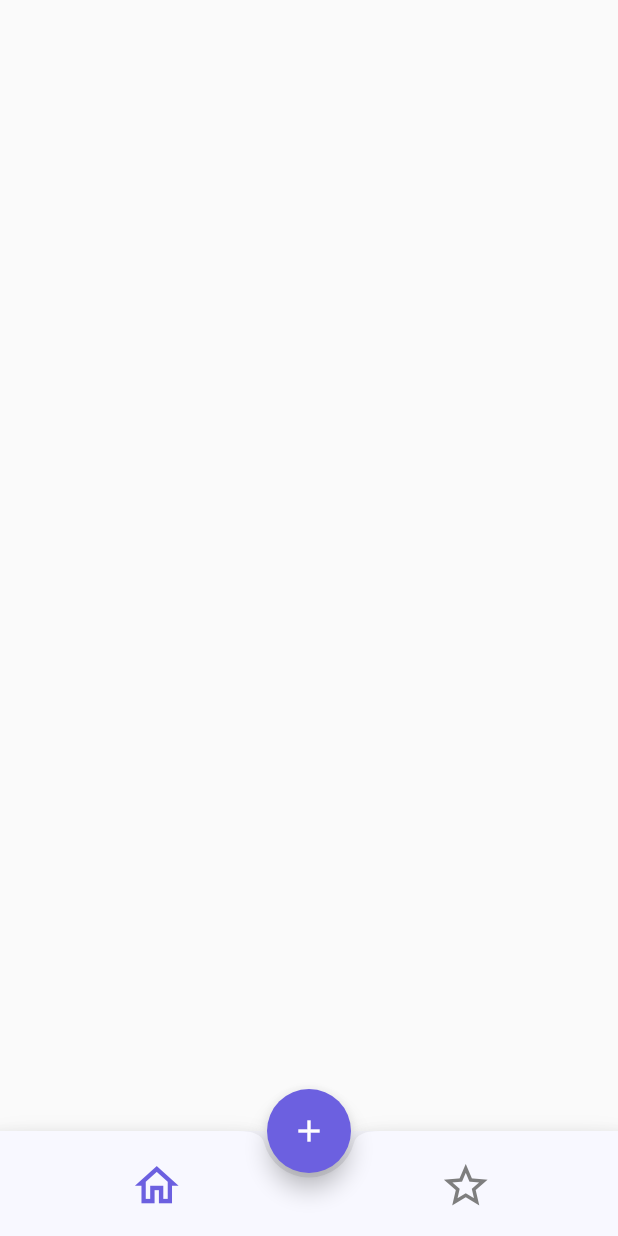
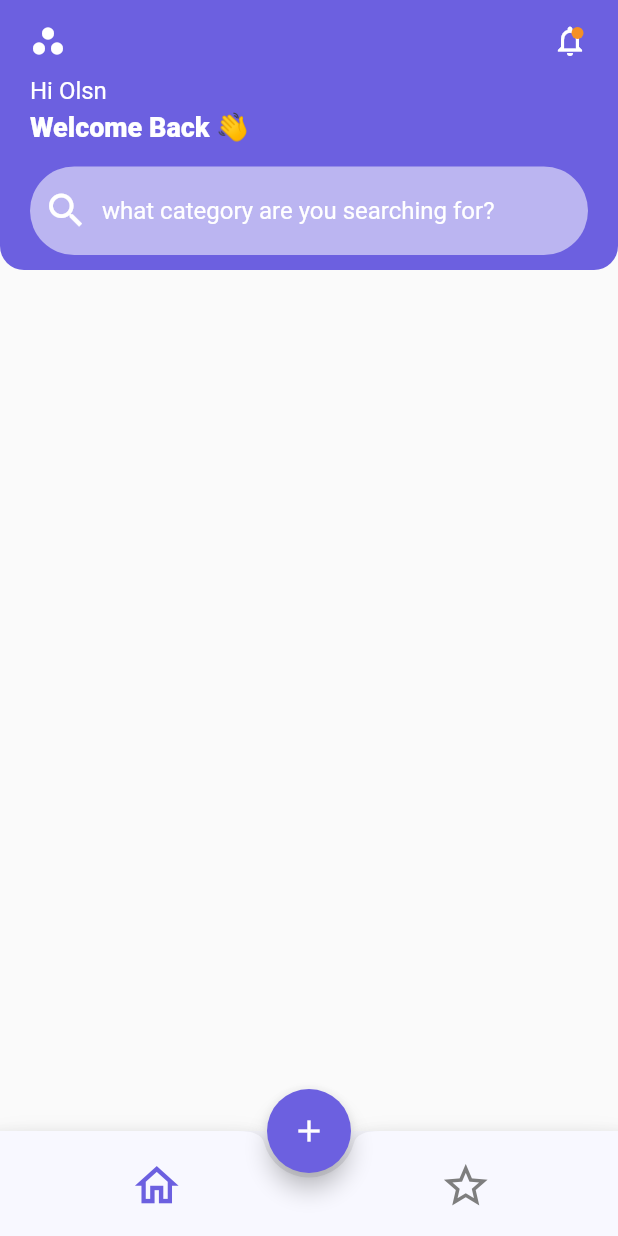
Before and after one commit to blacElph/lifestyle_app, a Flutter app: the screen it shows after launch, on a phone screen of 412 x 824 dp. Run offline on Flutter 3.47's test engine with Material 2 defaults, Android fonts, the phone set to English and light mode, and no system bars.

Commit message:
homepage hearder complete

```diff
--- a/lib/constants.dart
+++ b/lib/constants.dart
@@ -4,7 +4,9 @@ const Color backgroundColor = Color(0xfff8f8ff);
 const Color blue = Color(0xff6c60e0);
 const Color liteBlue = Color(0xfff8f8ff);
 const Color grey = Color.fromARGB(255, 126, 126, 126);
+const Color liteGrey = Color.fromARGB(137, 255, 255, 255);
 const Color yellow = Color(0xfff8f8ff);
 const Color green = Color(0xfff8f8ff);
-const Color orange = Color(0xfff8f8ff);
+const Color orange = Color(0xfff49025);
 const Color gold = Color(0xfff8f8ff);
+const Color white = Color.fromARGB(255, 255, 255, 255);
--- a/lib/homepage.dart
+++ b/lib/homepage.dart
@@ -1,4 +1,5 @@
 import 'package:flutter/material.dart';
+import 'package:lifestyle_app/constants.dart';
 
 class HomePage extends StatefulWidget {
   const HomePage({Key? key}) : super(key: key);
@@ -8,8 +9,95 @@ class HomePage extends StatefulWidget {
 }
 
 class _HomePageState extends State<HomePage> {
+  TextEditingController _etSearch = TextEditingController();
   @override
   Widget build(BuildContext context) {
-    return Scaffold(body: ListView());
+    return Scaffold(
+        body: ListView(
+      children: [
+        Container(
+          padding: EdgeInsets.fromLTRB(20, 15, 20, 10),
+          decoration: BoxDecoration(
+            borderRadius: BorderRadius.only(
+                bottomLeft: Radius.circular(16),
+                bottomRight: Radius.circular(16)),
+            color: blue,
+          ),
+          child: Column(
+            children: [
+              Row(
+                mainAxisAlignment: MainAxisAlignment.spaceBetween,
+                children: [
+                  Icon(
+                    Icons.workspaces,
+                    color: white,
+                  ),
+                  Stack(children: [
+                    Icon(
+                      Icons.notifications_outlined,
+                      color: white,
+                    ),
+                    Positioned(
+                        top: 3,
+                        right: 3,
+                        child: CircleAvatar(
+                          radius: 4,
+                          backgroundColor: orange,
+                        ))
+                  ])
+                ],
+              ),
+              SizedBox(
+                height: 12,
+              ),
+              Align(
+                alignment: Alignment.topLeft,
+                child: Text(
+                  "Hi Olsn",
+                  style: TextStyle(
+                      fontSize: 16, color: white, fontWeight: FontWeight.w400),
+                ),
+              ),
+              SizedBox(
+                height: 4,
+              ),
+              Align(
+                alignment: Alignment.topLeft,
+                child: Text(
+                  "Welcome Back 👋",
+                  style: TextStyle(
+                      fontSize: 18, color: white, fontWeight: FontWeight.w800),
+                ),
+              ),
+              SizedBox(
+                height: 16,
+              ),
+              TextFormField(
+                controller: _etSearch,
+                keyboardType: TextInputType.text,
+                style: TextStyle(color: white, fontSize: 16),
+                decoration: InputDecoration(
+                  hintText: "what category are you searching for?",
+                  hintStyle: TextStyle(color: white),
+                  prefixIcon: Icon(
+                    Icons.search,
+                    color: white,
+                    size: 30,
+                  ),
+                  fillColor: liteGrey,
+                  filled: true,
+                  focusedBorder: OutlineInputBorder(
+                      borderRadius: BorderRadius.circular(30),
+                      borderSide: BorderSide.none),
+                  enabledBorder: OutlineInputBorder(
+                      borderRadius: BorderRadius.circular(30),
+                      borderSide: BorderSide.none),
+                ),
+              )
+            ],
+          ),
+        )
+      ],
+    ));
   }
 }
```
